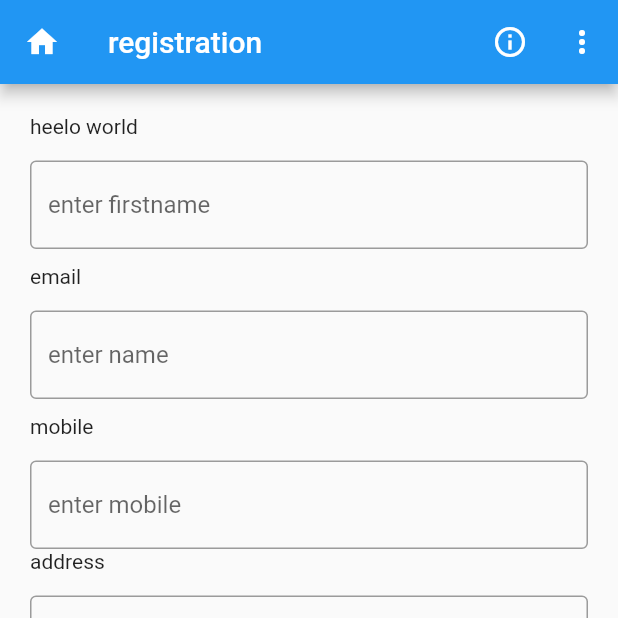
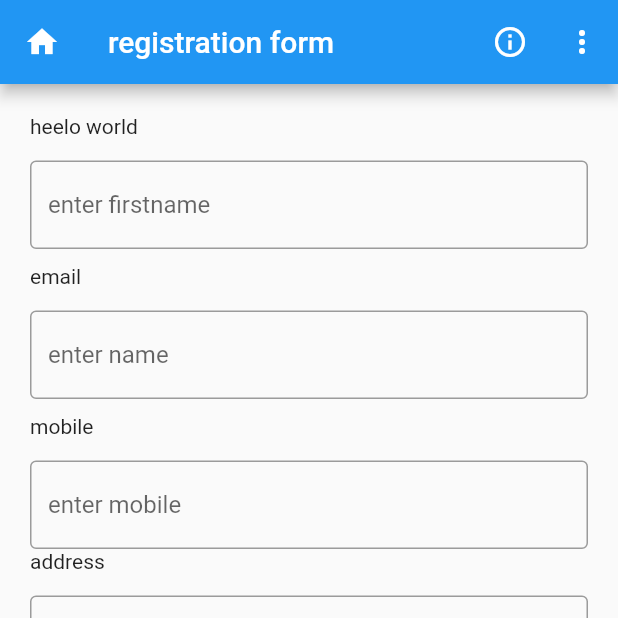
Before and after one commit to pranav9528/sagar, a Flutter app: the screen it shows after launch, on a phone screen of 412 x 824 dp, the top half of it. Run offline on Flutter 3.47's test engine with Material 2 defaults, Android fonts, the phone set to English and light mode, and no system bars.

Commit message:
registration  changes to registration form

```diff
--- a/repo1/lib/main.dart
+++ b/repo1/lib/main.dart
@@ -42,7 +42,7 @@ class _RegisterPageState extends State<RegisterPage> {
             onPressed: () {},
             icon: const Icon(Icons.home),
           ),
-          title: Text("registration "),
+          title: Text("registration form "),
           actions: [
             IconButton(
               onPressed: () {},
```
